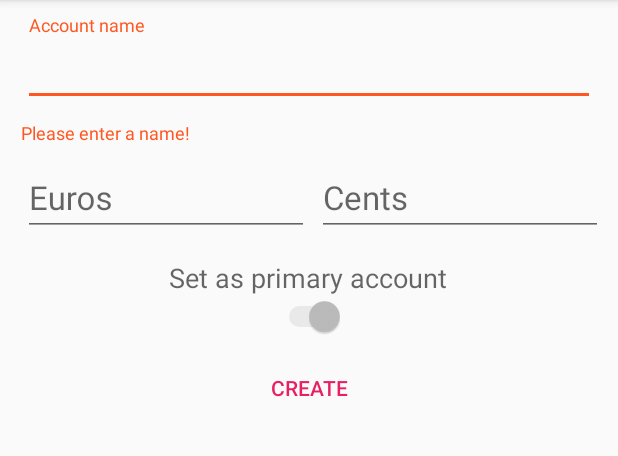
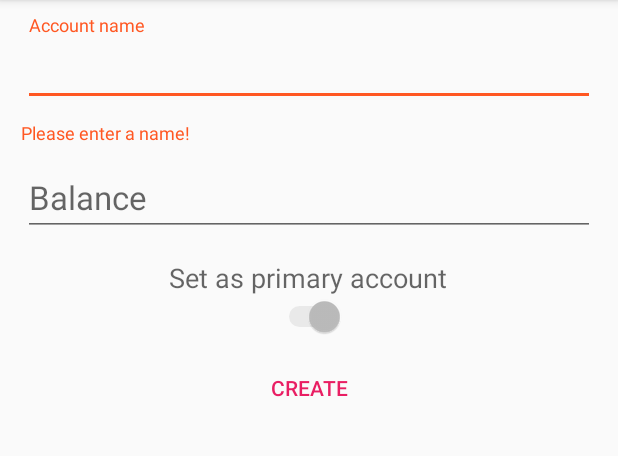
Before and after one commit to EliasDolinsek/cash-cockpit, an Android app: the BankAccountActivity screen opened directly, with no data from a screen before it, after a tap on "CREATE", on a phone screen of 412 x 824 dp, the part 84-540 px from its top. Run offline under Robolectric (Android 15) with nearby library versions, the phone set to English and light mode, and no system bars; network calls fail.

Commit message:
Better input for balance in BankAccountActivity and fixed some issues

```diff
--- a/app/src/main/java/com/dolinsek/elias/cashcockpit/BankAccountActivity.java
+++ b/app/src/main/java/com/dolinsek/elias/cashcockpit/BankAccountActivity.java
@@ -5,6 +5,11 @@ import android.support.design.widget.TextInputLayout;
 import android.support.v7.app.ActionBar;
 import android.support.v7.app.AppCompatActivity;
 import android.os.Bundle;
+import android.text.Editable;
+import android.text.InputFilter;
+import android.text.Spanned;
+import android.text.TextWatcher;
+import android.text.method.DigitsKeyListener;
 import android.view.Menu;
 import android.view.MenuItem;
 import android.view.View;
@@ -23,29 +28,29 @@ public class BankAccountActivity extends AppCompatActivity implements DeleteBank
 
     public static final String EXTRA_BANK_ACCOUNT_INDEX = "bankAccountIndex";
 
-    private TextInputLayout mTilAccountName, mTilAccountEuros, mTilAccountCents;
-    private EditText mEdtAccountName, mEdtAccountEuros, mEdtAccountCents;
+    private TextInputLayout mTilAccountName, mTilAccountAmount;
+    private EditText mEdtAccountName, mEdtAccountAmount;
     private Switch mSwPrimaryAccount;
     private Button mBtnCreate, mBtnDelete;
 
     private BankAccount bankAccount = null;
 
     @Override
-    protected void onCreate(Bundle savedInstanceState) {
+    protected void onCreate(final Bundle savedInstanceState) {
         super.onCreate(savedInstanceState);
         setContentView(R.layout.activity_bank_account);
 
         mTilAccountName = (TextInputLayout) findViewById(R.id.til_bank_account_name);
-        mTilAccountEuros = (TextInputLayout) findViewById(R.id.til_bank_account_euros);
-        mTilAccountCents = (TextInputLayout) findViewById(R.id.til_bank_account_cents);
+        mTilAccountAmount = (TextInputLayout) findViewById(R.id.til_bank_account_amount);
 
         mEdtAccountName = (EditText) findViewById(R.id.edt_bank_account_name);
-        mEdtAccountEuros = (EditText) findViewById(R.id.edt_bank_account_euros);
-        mEdtAccountCents = (EditText) findViewById(R.id.edt_bank_account_cents);
+        mEdtAccountAmount = (EditText) findViewById(R.id.edt_bank_account_amount);
 
         mSwPrimaryAccount = (Switch) findViewById(R.id.sw_bank_account_priamry_account);
         mBtnCreate = (Button) findViewById(R.id.btn_bank_account_create);
         mBtnDelete = (Button) findViewById(R.id.btn_bank_account_delete);
+
+        mEdtAccountAmount.setFilters(new InputFilter[] {new DecimalDigitsInputFilter(5,2)});
 
         //When there is a bank account to edit it turns into edit mode
         if(getIntent().hasExtra(EXTRA_BANK_ACCOUNT_INDEX)){
@@ -58,8 +63,8 @@ public class BankAccountActivity extends AppCompatActivity implements DeleteBank
         //Displays data if it is in edit mode
         if(bankAccount != null){
             mEdtAccountName.setText(bankAccount.getName());
-            mEdtAccountEuros.setText(String.valueOf(bankAccount.getBalance() / 100));
-            mEdtAccountCents.setText(String.valueOf(bankAccount.getBalance() % 100));
+
+            mEdtAccountAmount.setText(String.valueOf((double)bankAccount.getBalance() / 100));
 
             mSwPrimaryAccount.setEnabled(!bankAccount.isPrimaryAccount());
             mSwPrimaryAccount.setChecked(bankAccount.isPrimaryAccount());
@@ -80,8 +85,7 @@ public class BankAccountActivity extends AppCompatActivity implements DeleteBank
 
                 //Reset errors
                 mTilAccountName.setError(null);
-                mTilAccountEuros.setError(null);
-                mTilAccountCents.setError(null);
+                mTilAccountAmount.setError(null);
 
                 //Checks if the account-name already exists
                 boolean accountNameAlreadyExists = false;
@@ -92,19 +96,16 @@ public class BankAccountActivity extends AppCompatActivity implements DeleteBank
 
                 if(mEdtAccountName.getText().toString().trim().equals("")){
                     mTilAccountName.setError(getResources().getString(R.string.label_enter_bank_account_name));
-                } else if(mEdtAccountEuros.getText().toString().equals("") && mEdtAccountCents.getText().toString().equals("")){
-                    mTilAccountEuros.setError(getResources().getString(R.string.label_enter_euros));
-                    mTilAccountCents.setError(" ");
+                } else if(mEdtAccountAmount.getText().toString().equals("")){
+                    mTilAccountAmount.setError(getResources().getString(R.string.label_enter_euros));;
                 } else if(accountNameAlreadyExists && bankAccount == null){
                     mTilAccountName.setError(getResources().getString(R.string.label_bank_account_already_exits));
                 } else {
 
                     //Reads balance
-                    long balance = 0;
-                    if(!mEdtAccountEuros.getText().toString().equals(""))
-                        balance = Long.valueOf(mEdtAccountEuros.getText().toString()) * 100;
-                    if(!mEdtAccountCents.getText().toString().equals(""))
-                        balance += Long.valueOf(mEdtAccountCents.getText().toString());
+                    long balance = ((long) (Double.valueOf(mEdtAccountAmount.getText().toString()) * 100));
+                    System.out.println(balance);
+
 
                     //When it's not in edit mode it creates a new bank account and saves it
                     if(bankAccount == null){
--- a/app/src/main/java/com/dolinsek/elias/cashcockpit/BankAccountItemAdapter.java
+++ b/app/src/main/java/com/dolinsek/elias/cashcockpit/BankAccountItemAdapter.java
@@ -51,7 +51,7 @@ public class BankAccountItemAdapter extends RecyclerView.Adapter<BankAccountItem
 
         //Display data
         holder.mTxvName.setText(bankAccount.getName());
-        holder.mTxvDetails.setText(Currencies.EURO.getCurrency().format(bankAccount.getBalance()) + " " + Character.toString((char)0x00B7) + " " + String.valueOf(bankAccount.getBills().size()) + " " + holder.itemView.getContext().getResources().getString(R.string.label_bills));
+        holder.mTxvDetails.setText(bankAccount.getBalance() / 100 + "." + Math.abs(bankAccount.getBalance() % 100) + " " + Character.toString((char)0x00B7) + " " + String.valueOf(bankAccount.getBills().size()) + " " + holder.itemView.getContext().getResources().getString(R.string.label_bills));
 
         //Displays if the current bank account is the primary bank account
         if(bankAccount.isPrimaryAccount()){
--- /dev/null
+++ b/app/src/main/java/com/dolinsek/elias/cashcockpit/DecimalDigitsInputFilter.java
@@ -0,0 +1,26 @@
+package com.dolinsek.elias.cashcockpit;
+
+import android.text.InputFilter;
+import android.text.Spanned;
+
+import java.util.regex.Matcher;
+import java.util.regex.Pattern;
+
+public class DecimalDigitsInputFilter implements InputFilter {
+
+    Pattern mPattern;
+
+    public DecimalDigitsInputFilter(int digitsBeforeZero,int digitsAfterZero) {
+        mPattern=Pattern.compile("[0-9]{0," + (digitsBeforeZero-1) + "}+((\\.[0-9]{0," + (digitsAfterZero-1) + "})?)||(\\.)?");
+    }
+
+    @Override
+    public CharSequence filter(CharSequence source, int start, int end, Spanned dest, int dstart, int dend) {
+        Matcher matcher=mPattern.matcher(dest);
+        if(!matcher.matches())
+            return "";
+
+        return null;
+    }
+
+}
--- a/app/src/main/res/layout/activity_bank_account.xml
+++ b/app/src/main/res/layout/activity_bank_account.xml
@@ -25,48 +25,23 @@
 
     </android.support.design.widget.TextInputLayout>
 
-    <LinearLayout
+    <android.support.design.widget.TextInputLayout
         android:layout_width="match_parent"
         android:layout_height="wrap_content"
-        android:orientation="horizontal">
-
-        <android.support.design.widget.TextInputLayout
-            android:layout_width="wrap_content"
-            android:layout_height="wrap_content"
-            android:layout_weight="5"
-            android:id="@+id/til_bank_account_euros">
+        android:id="@+id/til_bank_account_amount">
 
         <android.support.design.widget.TextInputEditText
             android:layout_width="match_parent"
             android:layout_height="wrap_content"
             android:maxLength="15"
-                android:id="@+id/edt_bank_account_euros"
-                android:hint="@string/label_bank_account_euros"
+            android:id="@+id/edt_bank_account_amount"
+            android:hint="@string/label_balance"
             android:textAppearance="@style/TextAppearance.AppCompat.Large"
             android:textAlignment="center"
             android:layout_margin="5dp"
-                android:inputType="number|numberSigned"/>
+            android:inputType="numberSigned|numberDecimal"/>
 
     </android.support.design.widget.TextInputLayout>
-
-        <android.support.design.widget.TextInputLayout
-            android:layout_width="wrap_content"
-            android:layout_height="wrap_content"
-            android:layout_weight="5"
-            android:id="@+id/til_bank_account_cents">
-
-            <android.support.design.widget.TextInputEditText
-                android:layout_width="match_parent"
-                android:layout_height="wrap_content"
-                android:maxLength="2"
-                android:id="@+id/edt_bank_account_cents"
-                android:hint="@string/label_bank_account_cents"
-                android:inputType="number"
-                android:textAlignment="center"
-                android:textAppearance="@style/TextAppearance.AppCompat.Large" />
-
-        </android.support.design.widget.TextInputLayout>
-    </LinearLayout>
 
     <LinearLayout
         android:layout_width="match_parent"
```
Also changed, not shown: app/src/main/java/com/dolinsek/elias/cashcockpit/components/DataHelper.java (+23 -7 lines). Lines whose indentation alone changed are shown as unchanged.
